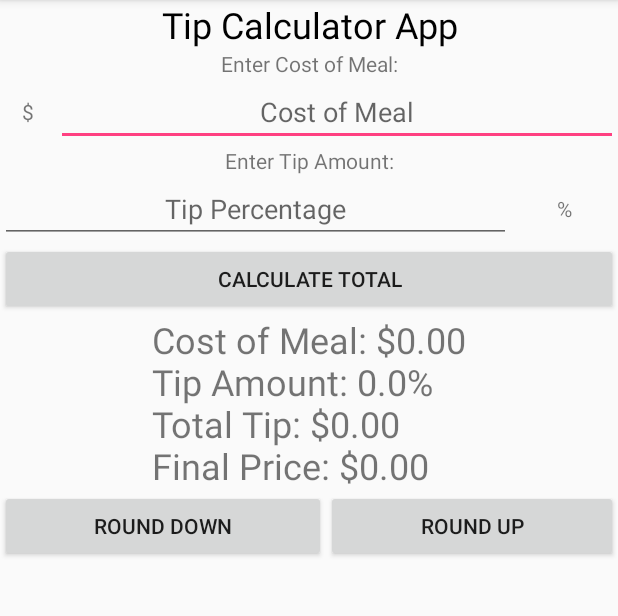
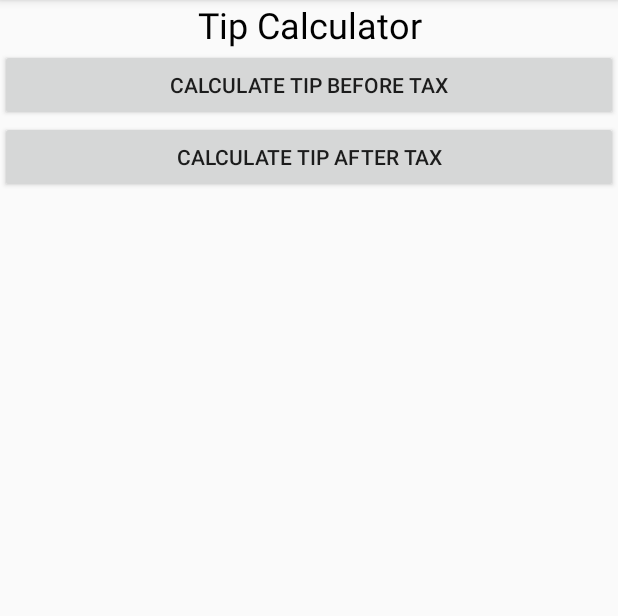
Before and after one commit to brianc725/TipApp, an Android app: the screen it shows after launch (MainActivity), on a phone screen of 412 x 824 dp, the part 84-700 px from its top. Run offline under Robolectric (Android 15) with nearby library versions, the phone set to English and light mode, and no system bars.

Commit message:
Updated UI for slider for tip amount, new activities for before and after tax

```diff
--- a/app/src/main/res/layout/activity_main.xml
+++ b/app/src/main/res/layout/activity_main.xml
@@ -12,115 +12,24 @@
         android:layout_width="match_parent"
         android:layout_height="wrap_content"
         android:gravity="center"
-        android:text="Tip Calculator App"
+        android:text="Tip Calculator"
         android:textColor="@android:color/black"
         android:textSize="24dp" />
 
-    <TextView
+    <Button
+        android:id="@+id/beforetax"
         android:layout_width="match_parent"
         android:layout_height="wrap_content"
         android:gravity="center"
-        android:text="Enter Cost of Meal:"
-        />
+        android:onClick="beforeTax"
+        android:text="Calculate tip before tax" />
 
-    <LinearLayout
+    <Button
+        android:id="@+id/aftertax"
         android:layout_width="match_parent"
         android:layout_height="wrap_content"
         android:gravity="center"
-        android:orientation="horizontal">
-
-        <TextView
-            android:layout_width="wrap_content"
-            android:layout_height="wrap_content"
-            android:layout_weight="1"
-            android:gravity="center"
-            android:text="$"
-            />
-
-        <EditText
-            android:id="@+id/costEdit"
-            android:layout_width="wrap_content"
-            android:layout_height="wrap_content"
-            android:layout_weight="9"
-            android:gravity="center"
-            android:hint="Cost of Meal"
-            android:inputType="numberDecimal" />
-
-    </LinearLayout>
-
-    <TextView
-        android:layout_width="match_parent"
-        android:layout_height="wrap_content"
-        android:gravity="center"
-        android:text="Enter Tip Amount:"
-        />
-
-    <LinearLayout
-        android:layout_width="match_parent"
-        android:layout_height="wrap_content"
-        android:orientation="horizontal"
-        android:gravity="center"
-        >
-
-        <EditText
-            android:id="@+id/tipEdit"
-            android:layout_width="wrap_content"
-            android:layout_height="wrap_content"
-            android:layout_weight="7"
-            android:gravity="center"
-            android:hint="Tip Percentage"
-            android:inputType="numberDecimal" />
-
-        <TextView
-            android:layout_width="wrap_content"
-            android:layout_height="wrap_content"
-            android:layout_weight="2"
-            android:gravity="center"
-            android:text="%"
-            />
-
-    </LinearLayout>
-
-    <Button
-        android:id="@+id/calculateButton"
-        android:layout_width="match_parent"
-        android:layout_height="wrap_content"
-        android:gravity="center"
-        android:onClick="calculate"
-        android:text="Calculate total" />
-
-    <TextView
-        android:id="@+id/output"
-        android:layout_width="wrap_content"
-        android:layout_height="wrap_content"
-        android:layout_gravity="center"
-        android:textSize="24dp"
-        android:text="Cost of Meal: $0.00\nTip Amount: 0.0%\nTotal Tip: $0.00\nFinal Price: $0.00" />
-
-    <LinearLayout
-        android:layout_width="match_parent"
-        android:layout_height="wrap_content"
-        android:orientation="horizontal"
-        android:gravity="center">
-
-        <Button
-        android:id="@+id/down"
-        android:layout_width="wrap_content"
-        android:layout_height="wrap_content"
-        android:gravity="center"
-        android:onClick="roundDown"
-        android:layout_weight="1"
-        android:text="Round Down" />
-
-        <Button
-            android:id="@+id/up"
-            android:layout_width="wrap_content"
-            android:layout_height="wrap_content"
-            android:gravity="center"
-            android:onClick="roundUp"
-            android:layout_weight="1"
-            android:text="Round Up" />
-
-    </LinearLayout>
+        android:onClick="afterTax"
+        android:text="Calculate tip after tax" />
 
 </LinearLayout>
```
Also changed, not shown: app/src/main/AndroidManifest.xml (+14 -0 lines), app/src/main/java/com/example/brianchan/tipapp/MainActivity.java (+8 -78 lines), app/src/main/java/com/example/brianchan/tipapp/withTax.java (added, +132 -0 lines), app/src/main/java/com/example/brianchan/tipapp/withoutTax.java (added, +15 -0 lines), app/src/main/res/layout/activity_with_tax.xml (added, +136 -0 lines), app/src/main/res/layout/activity_without_tax.xml (added, +10 -0 lines).
